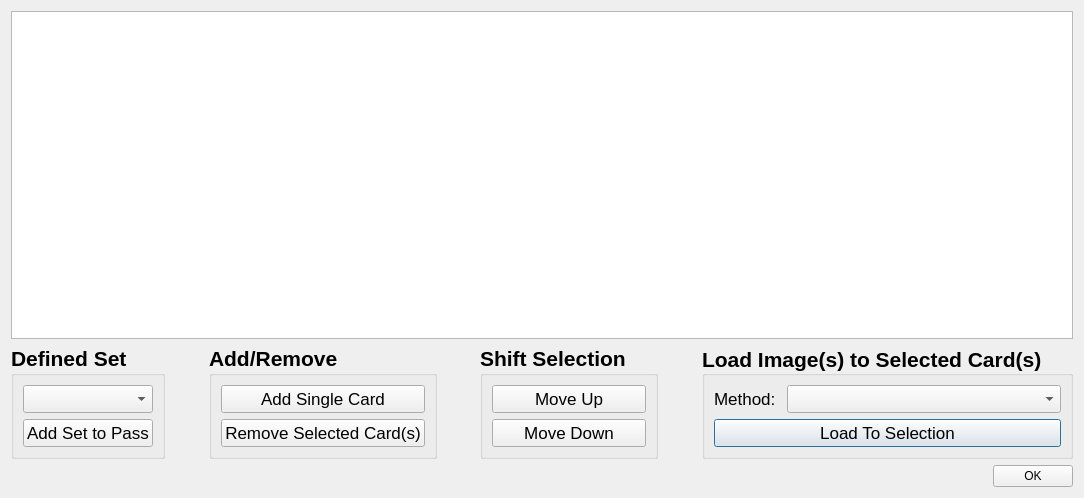
Qt form accupatt/windows/ui/editCardList.ui (gill14/AccuPatt) before a commit.
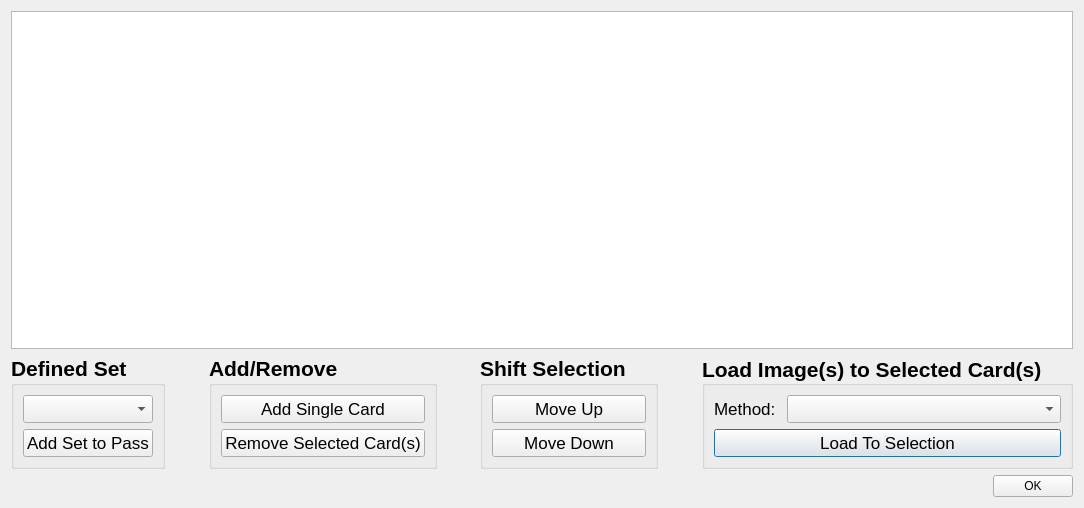
The same form after that commit.

Diff of the .ui file:
```diff
--- a/accupatt/windows/ui/editCardList.ui
+++ b/accupatt/windows/ui/editCardList.ui
@@ -7,7 +7,7 @@
     <x>0</x>
     <y>0</y>
     <width>1084</width>
-    <height>498</height>
+    <height>508</height>
    </rect>
   </property>
   <property name="windowTitle">
```
